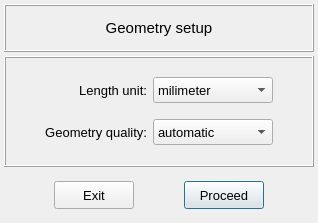
Before: the Qt Designer form vibra/interface/data/ui_files/project/geometry/geometry_setup.ui in MOPT-UFSC/VIBRA, drawn with Qt 5.
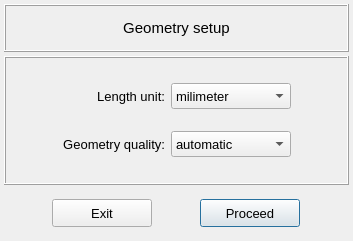
After: the same form once the commit is applied.

```diff
--- a/vibra/interface/data/ui_files/project/geometry/geometry_setup.ui
+++ b/vibra/interface/data/ui_files/project/geometry/geometry_setup.ui
@@ -6,8 +6,8 @@
    <rect>
     <x>0</x>
     <y>0</y>
-    <width>318</width>
-    <height>223</height>
+    <width>353</width>
+    <height>241</height>
    </rect>
   </property>
   <property name="windowTitle">
@@ -272,13 +272,13 @@
        <widget class="QPushButton" name="pushButton_proceed">
         <property name="minimumSize">
          <size>
-          <width>80</width>
+          <width>100</width>
           <height>27</height>
          </size>
         </property>
         <property name="maximumSize">
          <size>
-          <width>80</width>
+          <width>100</width>
           <height>28</height>
          </size>
         </property>
@@ -306,13 +306,13 @@
        <widget class="QPushButton" name="pushButton_exit">
         <property name="minimumSize">
          <size>
-          <width>80</width>
+          <width>100</width>
           <height>27</height>
          </size>
         </property>
         <property name="maximumSize">
          <size>
-          <width>80</width>
+          <width>100</width>
           <height>28</height>
          </size>
         </property>
```
